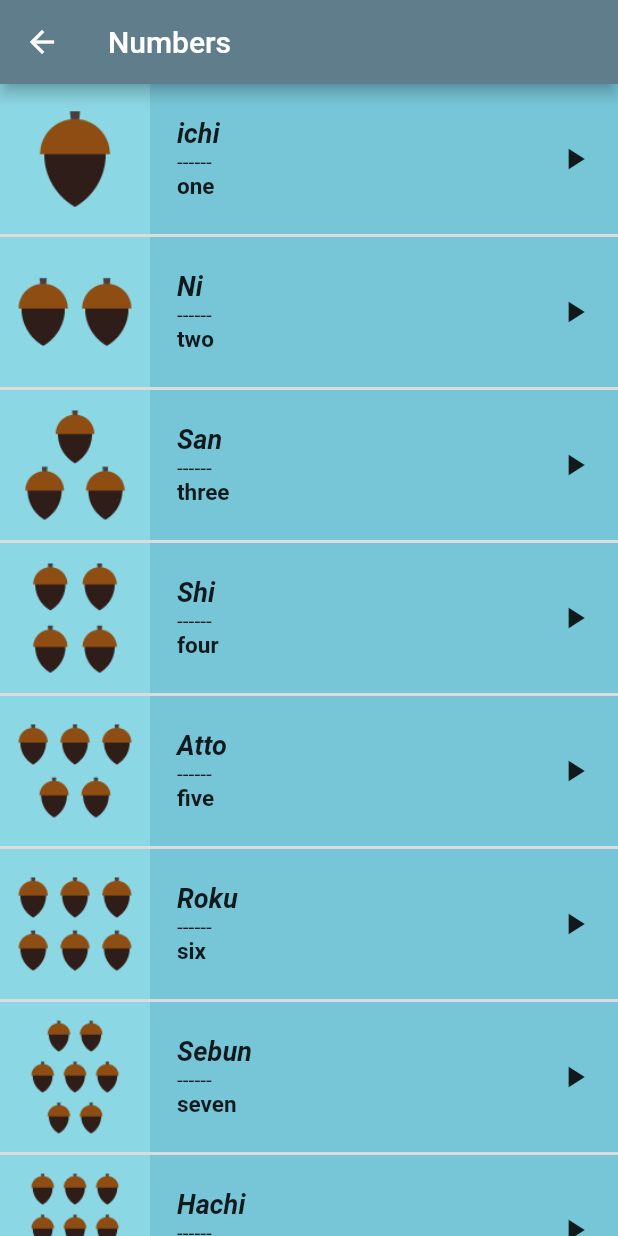
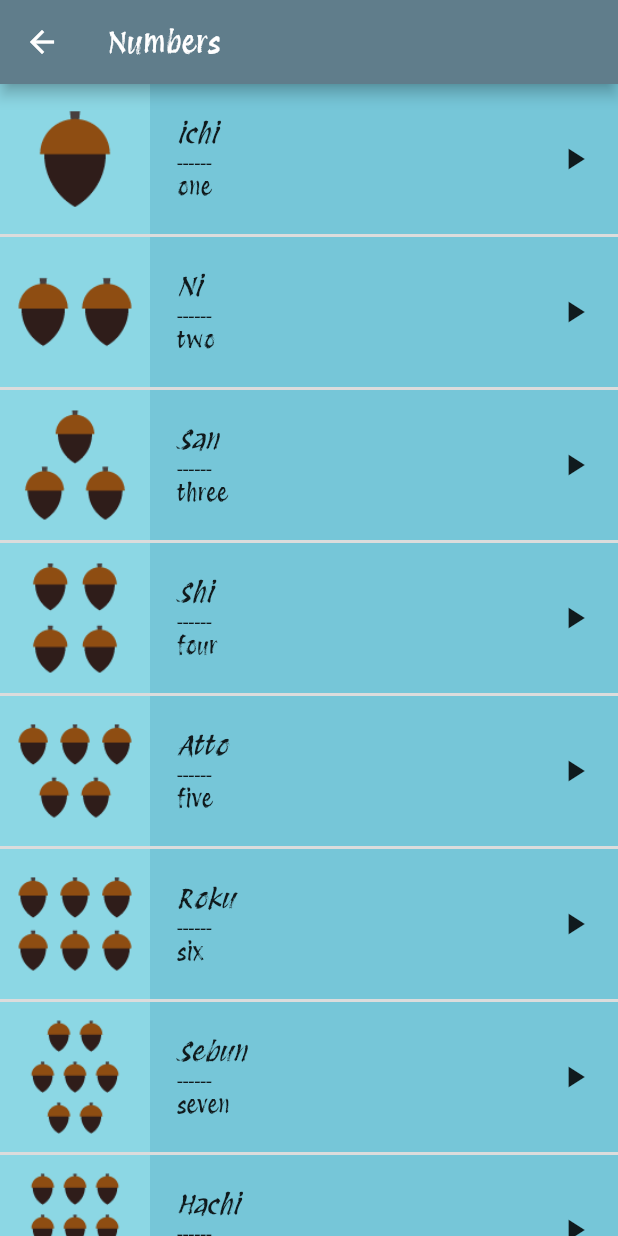
Before and after one commit to Abd0-M0stafa/Toku_App, a Flutter app: the screen it shows after launch, after a tap on "Numbers", on a phone screen of 412 x 824 dp. Run offline on Flutter 3.47's test engine with Material 2 defaults, Android fonts, the phone set to English and light mode, and no system bars; our stand-ins replace audioplayers.

Commit message:
new commit

```diff
--- a/lib/compo/components.dart
+++ b/lib/compo/components.dart
@@ -1,20 +1,19 @@
 import 'package:audioplayers/audioplayers.dart';
 import 'package:flutter/material.dart';
 
-Widget container(String text, Color color, Function() ontap) {
+Widget container(String text, Function() ontap) {
   return GestureDetector(
     onTap: ontap,
     child: Padding(
       padding: const EdgeInsets.all(50),
       child: Container(
-        alignment: Alignment.centerLeft,
         height: 65,
-        color: color,
-        child: Text(
-          text,
-          style: const TextStyle(
-            color: Colors.white,
-            fontSize: 18,
+        color: Colors.blueGrey,
+        child: Center(
+          child: Text(
+            text,
+            style: const TextStyle(
+                color: Colors.white, fontSize: 20, fontFamily: 'Protest'),
           ),
         ),
       ),
@@ -49,13 +48,15 @@
                 style: const TextStyle(
                     fontStyle: FontStyle.italic,
                     fontSize: 18,
-                    fontWeight: FontWeight.bold),
+                    fontFamily: 'Protest'),
               ),
               const Text('------'),
               Text(
                 text2,
-                style:
-                    const TextStyle(fontSize: 15, fontWeight: FontWeight.bold),
+                style: const TextStyle(
+                  fontFamily: 'Protest',
+                  fontSize: 15,
+                ),
               ),
             ],
           ),
--- a/lib/screens/colors.dart
+++ b/lib/screens/colors.dart
@@ -9,7 +9,10 @@
     return Scaffold(
       appBar: AppBar(
         backgroundColor: const Color(0xFF607D8B),
-        title: const Text('Colors'),
+        title: const Text(
+          'Colors',
+          style: TextStyle(fontFamily: 'Protest'),
+        ),
       ),
       body: ListView(
         children: [
--- a/lib/screens/famiily_membeers.dart
+++ b/lib/screens/famiily_membeers.dart
@@ -9,7 +9,10 @@
     return Scaffold(
       appBar: AppBar(
         backgroundColor: const Color(0xFF607D8B),
-        title: const Text('Family Members'),
+        title: const Text(
+          'Family Members',
+          style: TextStyle(fontFamily: 'Protest'),
+        ),
       ),
       body: ListView(
         children: [
--- a/lib/screens/home_screen.dart
+++ b/lib/screens/home_screen.dart
@@ -14,25 +14,34 @@
       appBar: AppBar(
         backgroundColor: Colors.blueGrey,
         title: const Center(
-            child: Text(
-          '- T O K U -',
-          style: TextStyle(fontWeight: FontWeight.bold),
-        )),
+          child: Text(
+            '- T O K U -',
+            style: TextStyle(fontFamily: 'Protest', fontSize: 23),
+          ),
+        ),
       ),
       body: Column(
         children: [
           const Spacer(
             flex: 2,
           ),
-          container('                    Numbers', Colors.blueGrey, () {
-            Navigator.push(context, MaterialPageRoute(builder: (context) {
-              return const NumbersPadge();
-            }));
-          }),
+          container(
+            'Numbers',
+            () {
+              Navigator.push(
+                context,
+                MaterialPageRoute(
+                  builder: (context) {
+                    return const NumbersPadge();
+                  },
+                ),
+              );
+            },
+          ),
           const Spacer(
             flex: 1,
           ),
-          container('               Family Members', Colors.blueGrey, () {
+          container('Family Members', () {
             Navigator.push(context, MaterialPageRoute(builder: (context) {
               return const FamilyMembers();
             }));
@@ -40,7 +49,7 @@
           const Spacer(
             flex: 1,
           ),
-          container('                      Colors', Colors.blueGrey, () {
+          container('Colors', () {
             Navigator.push(context, MaterialPageRoute(builder: (context) {
               return const MyColors();
             }));
@@ -48,7 +57,7 @@
           const Spacer(
             flex: 1,
           ),
-          container('                      Phrases', Colors.blueGrey, () {
+          container('Phrases', () {
             Navigator.push(context, MaterialPageRoute(builder: (context) {
               return const Phrases();
             }));
--- a/lib/screens/numbers_padge.dart
+++ b/lib/screens/numbers_padge.dart
@@ -9,7 +9,10 @@
     return Scaffold(
       appBar: AppBar(
         backgroundColor: const Color(0xFF607D8B),
-        title: const Text('Numbers'),
+        title: const Text(
+          'Numbers',
+          style: TextStyle(fontFamily: 'Protest'),
+        ),
       ),
       body: ListView(
         children: [
--- a/lib/screens/phrases.dart
+++ b/lib/screens/phrases.dart
@@ -9,7 +9,10 @@
     return Scaffold(
       appBar: AppBar(
         backgroundColor: const Color(0xFF607D8B),
-        title: const Text('Phrases'),
+        title: const Text(
+          'Phrases',
+          style: TextStyle(fontFamily: 'Protest'),
+        ),
       ),
       body: ListView(
         children: [
--- a/pubspec.yaml
+++ b/pubspec.yaml
@@ -87,7 +87,11 @@
     - family: Pacifico
       fonts:
         - asset: fonts/Pacifico-Regular.ttf
-
+    - family: Protest
+      fonts:
+        - asset: fonts/Protest/ProtestRevolution-Regular.ttf
+  #       - asset: fonts/TrajanPro_Bold.ttf
+  #         weight: 700
   #
   # For details regarding fonts from package dependencies,
   # see https://flutter.dev/custom-fonts/#from-packages
```
Also changed, not shown: fonts/Protest/OFL.txt (added, +93 -0 lines), fonts/Protest/ProtestRevolution-Regular.ttf (added), 1 other file.
